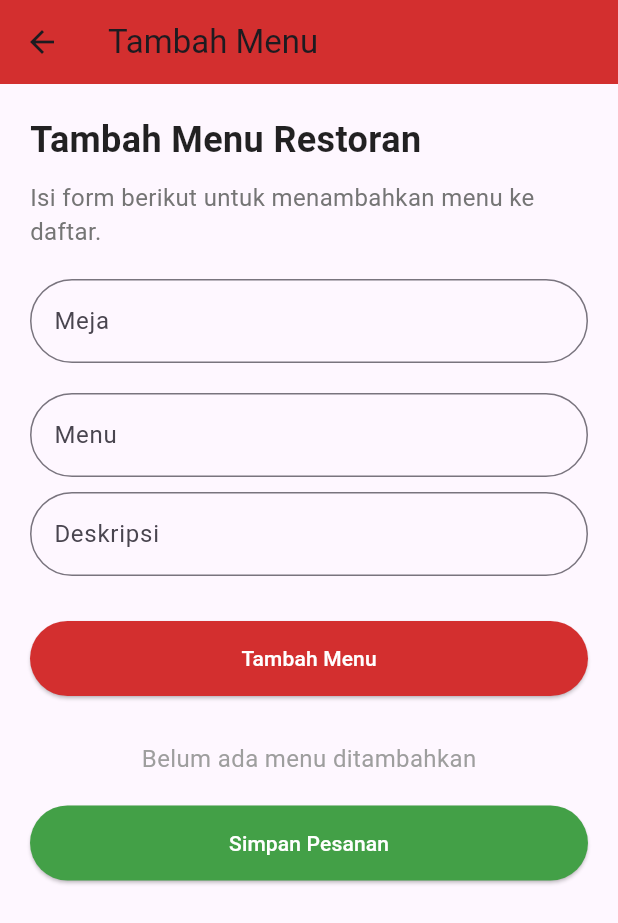
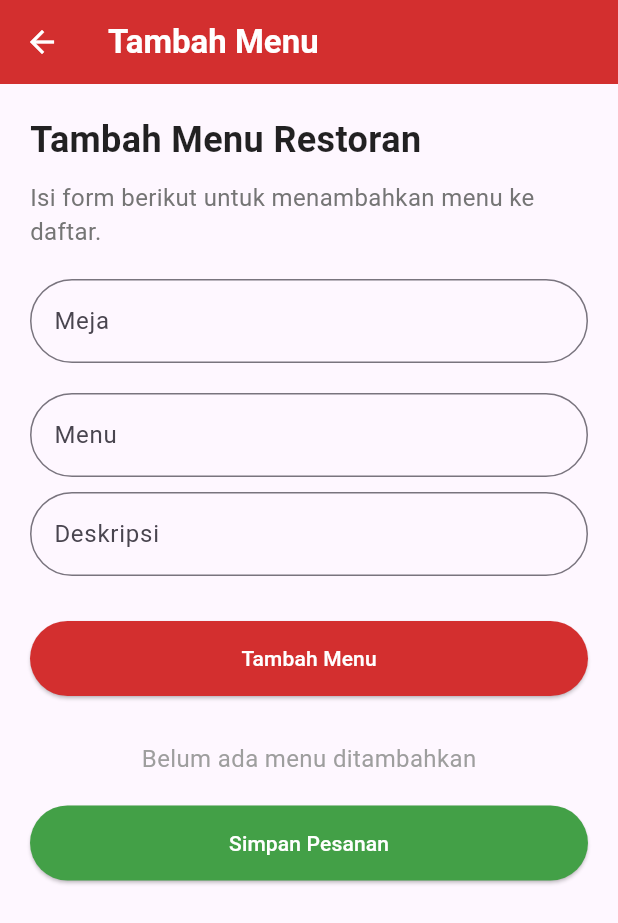
Before and after one commit to FZfortirex/Project-Firebase, a Flutter app: the AddMenuPage screen opened directly, on a phone screen of 412 x 824 dp. Shown: the top 923 px of the screen. Run offline on Flutter 3.47's test engine with Material 3 defaults, Android fonts, the phone set to English and light mode, and no system bars; our stand-ins replace cloud_firestore, firebase_auth, firebase_core, firebase_messaging, flutter_local_notifications, get and 1 more; accounts and stored records are empty; network calls fail.

Commit message:
Style [BZ] Add color text in add menu page

```diff
--- a/firebase_app/lib/CRUD/add_menu.dart
+++ b/firebase_app/lib/CRUD/add_menu.dart
@@ -12,8 +12,9 @@ class AddMenuPage extends StatelessWidget {
   Widget build(BuildContext context) {
     return Scaffold(
       appBar: AppBar(
-        title: const Text('Tambah Menu'),
+        title: const Text('Tambah Menu', style: TextStyle(fontWeight: FontWeight.bold, color: Colors.white),),
         backgroundColor: Colors.red.shade700,
+        iconTheme: IconThemeData(color: Colors.white),
         elevation: 0,
       ),
       body: Padding(
```
